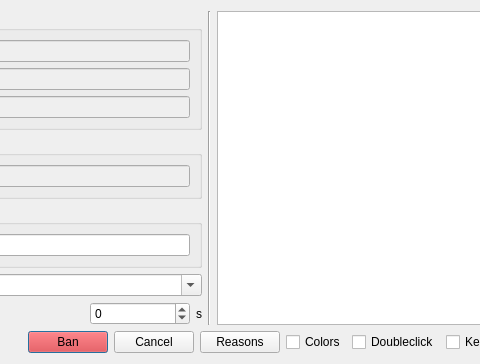
Bluscream/pyTSon_plugins, file scripts/customBan/ban.ui: the form before one commit; both pictures show x 100 to 580 and y 0 to 364 of the 728 by 364 pixel window.
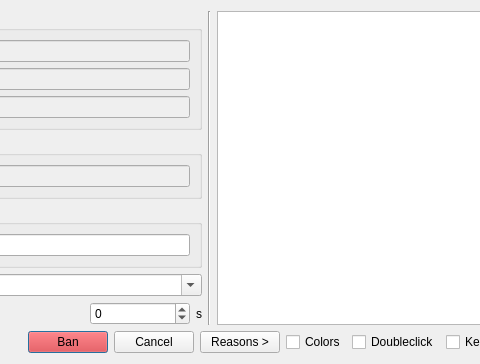
The form after the commit.

```diff
--- a/scripts/customBan/ban.ui
+++ b/scripts/customBan/ban.ui
@@ -264,7 +264,7 @@
      <item>
       <widget class="QPushButton" name="btn_reasons">
        <property name="text">
-        <string>Reasons</string>
+        <string>Reasons &gt;</string>
        </property>
       </widget>
      </item>
```
